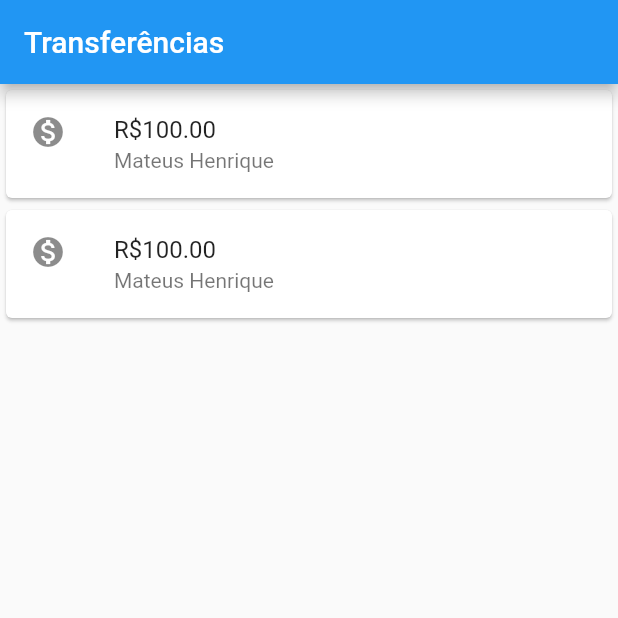
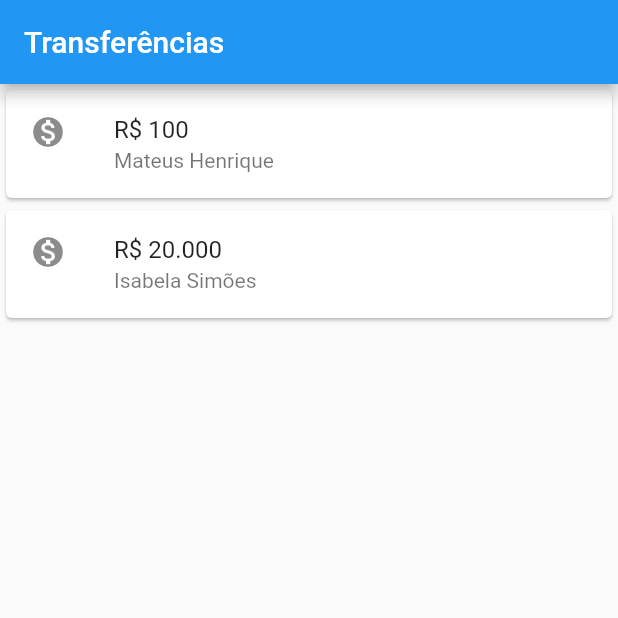
Before and after one commit to mateuschaves/bytebank-flutter, a Flutter app: the screen it shows after launch, on a phone screen of 412 x 824 dp, the top half of it. Run offline on Flutter 3.47's test engine with Material 2 defaults, Android fonts, the phone set to English and light mode, and no system bars.

Commit message:
Refatorando o código

```diff
--- a/lib/main.dart
+++ b/lib/main.dart
@@ -8,20 +8,44 @@ void main() => runApp(MaterialApp(
       floatingActionButton: FloatingActionButton(
         child: Icon(Icons.add),
       ),
-      body: Column(
-        children: <Widget>[
-          Card(
-            child: ListTile(
-                leading: Icon(Icons.monetization_on),
-                title: Text('R\$100.00'),
-                subtitle: Text('Mateus Henrique')),
-          ),
-          Card(
-            child: ListTile(
-                leading: Icon(Icons.monetization_on),
-                title: Text('R\$100.00'),
-                subtitle: Text('Mateus Henrique')),
-          ),
-        ],
-      ),
+      body: ListaTransferencia(),
     )));
+
+class ListaTransferencia extends StatelessWidget {
+  @override
+  Widget build(BuildContext context) {
+    return Column(
+      children: <Widget>[
+        ItemTransferencia(
+          nome: 'Mateus Henrique',
+          valor: 'R\$ 100',
+        ),
+        ItemTransferencia(
+          nome: 'Isabela Simões',
+          valor: 'R\$ 20.000',
+        ),
+      ],
+    );
+  }
+}
+
+class ItemTransferencia extends StatelessWidget {
+  ItemTransferencia({
+    @required this.valor,
+    @required this.nome,
+  });
+
+  final String valor;
+  final String nome;
+
+  @override
+  Widget build(BuildContext context) {
+    // TODO: implement build
+    return Card(
+      child: ListTile(
+          leading: Icon(Icons.monetization_on),
+          title: Text(valor),
+          subtitle: Text(nome)),
+    );
+  }
+}
```
